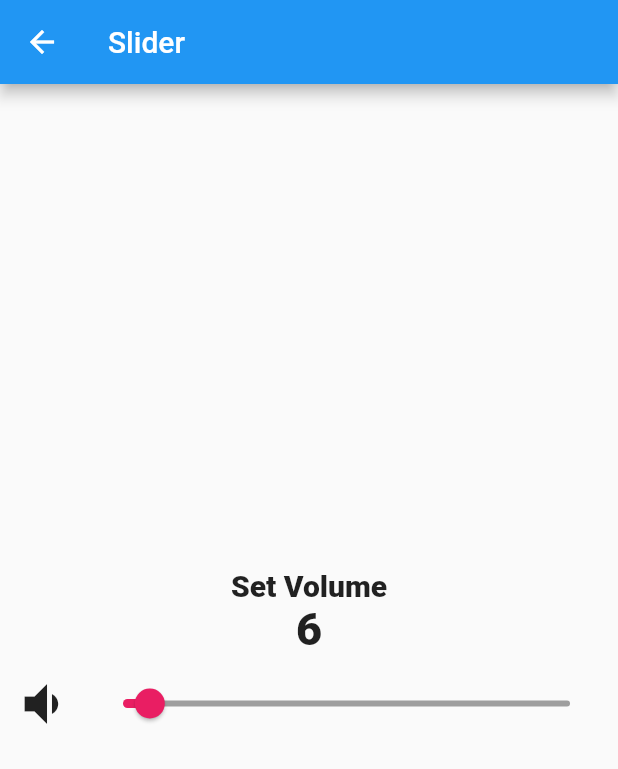
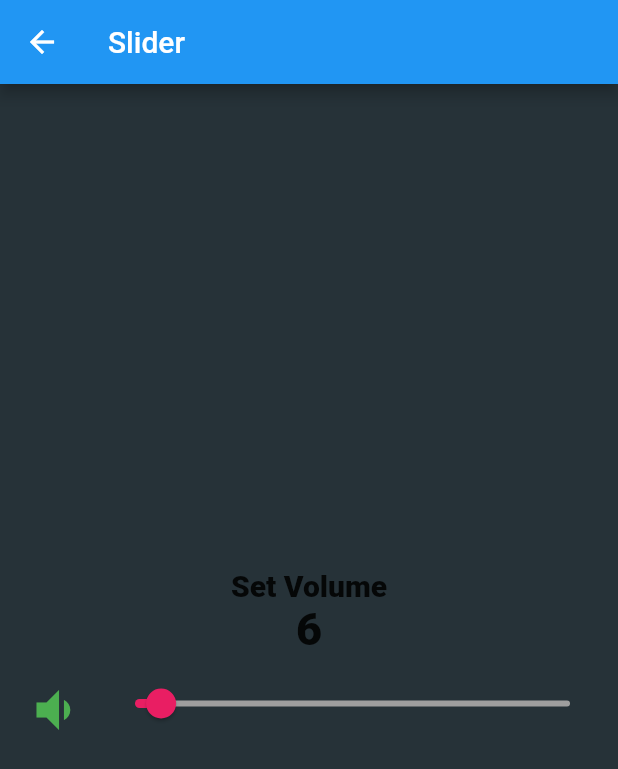
Before and after one commit to Pranav2918/Gestures-Widgets, a Flutter app: the screen it shows after launch, after a tap on "Slider", on a phone screen of 412 x 824 dp. Shown: the top 769 px of the screen. Run offline on Flutter 3.47's test engine with Material 2 defaults, Android fonts, the phone set to English and light mode, and no system bars.

Commit message:
Modification in slider

```diff
--- a/lib/main.dart
+++ b/lib/main.dart
@@ -12,6 +12,7 @@ class MyApp extends StatelessWidget {
     return MaterialApp(
       title: 'Flutter Demo',
       theme: ThemeData(
+        scaffoldBackgroundColor: Colors.blueGrey[900],
         primarySwatch: Colors.blue,
       ),
       home: MainScreen(),
--- a/lib/screens/slider.dart
+++ b/lib/screens/slider.dart
@@ -24,9 +24,31 @@ class _VolumeSliderState extends State<VolumeSlider> {
             padding: const EdgeInsets.all(8.0),
             child: Center(
                 child: Row(children: [
-              _value >= 50
-                  ? Icon(Icons.volume_up, size: 40)
-                  : Icon(Icons.volume_down, size: 40),
+              _value > 50
+                  ? IconButton(
+                      onPressed: () {
+                        setState(() {
+                          _value = 0;
+                        });
+                      },
+                      icon: Icon(
+                        Icons.volume_up,
+                        color: Colors.red,
+                        size: 40,
+                      ))
+                  : _value == 0
+                      ? Icon(Icons.volume_off_sharp, size: 40)
+                      : IconButton(
+                          onPressed: () {
+                            setState(() {
+                              _value = 0;
+                            });
+                          },
+                          icon: Icon(
+                            Icons.volume_down,
+                            color: Colors.green,
+                            size: 40,
+                          )),
               SizedBox(width: 10),
               Expanded(
                   child: Slider(
```
